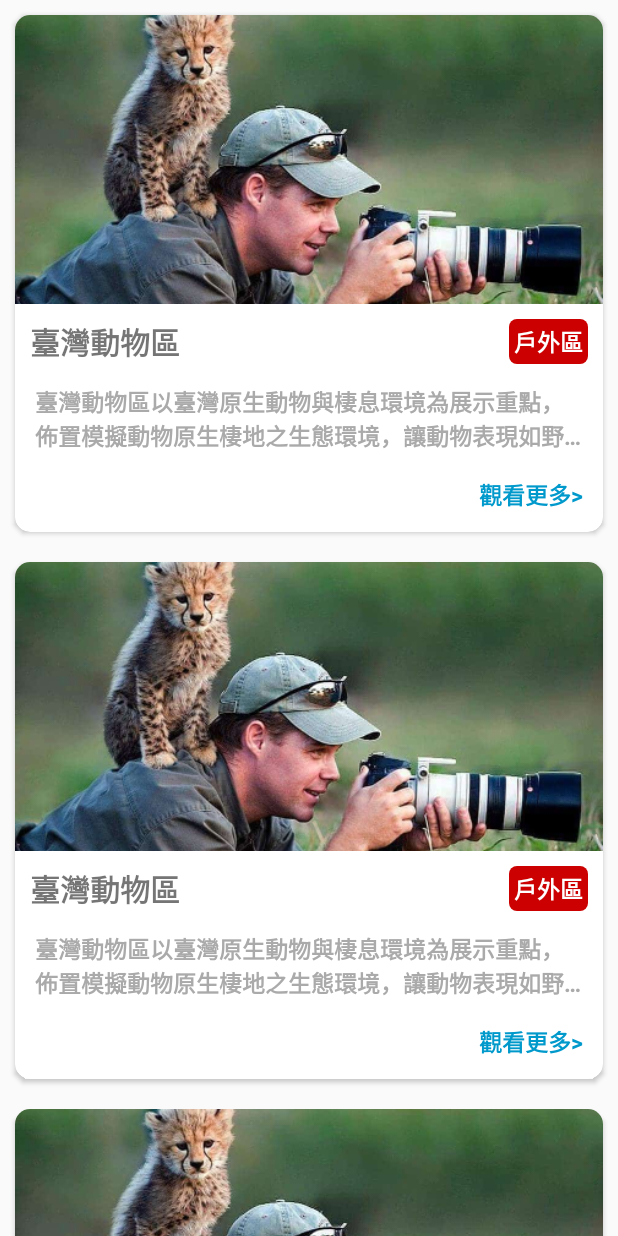
After one commit to lionlions/ZoosIntroduction, an Android app: the layout fragment_zoos_list.xml on its own in the app's theme, with its tools: preview values and no code run, on a phone screen of 412 x 824 dp. The commit adds this screen. Run offline under Robolectric (Android 15) with nearby library versions, the phone set to English and light mode, and no system bars.

Commit message:
Commit Change
Commit Change

```diff
--- a/app/build.gradle
+++ b/app/build.gradle
@@ -6,6 +6,10 @@ apply plugin: 'com.google.gms.google-services'
 android {
     compileSdkVersion 29
     buildToolsVersion "29.0.3"
+
+    buildFeatures {
+        dataBinding = true
+    }
 
     defaultConfig {
         applicationId "com.cindy.zoosintroduction"
--- a/app/src/main/java/com/cindy/zoosintroduction/model/ZoosModel.kt
+++ b/app/src/main/java/com/cindy/zoosintroduction/model/ZoosModel.kt
@@ -5,10 +5,10 @@ data class ZoosModel(
 )
 
 data class ZoosIntroduction(
-    var zoos_list: List<ZoosList>? = null
+    var zoos_list: List<Zoo>? = null
 )
 
-data class ZoosList(
+data class Zoo(
     var E_no: Int = -1,
     var E_Category: String? = null,
     var E_Name: String? = null,
--- a/app/src/main/java/com/cindy/zoosintroduction/view/HomeFragment.kt
+++ b/app/src/main/java/com/cindy/zoosintroduction/view/ZoosListFragment.kt
@@ -7,14 +7,14 @@ import android.view.ViewGroup
 import androidx.fragment.app.Fragment
 import com.cindy.zoosintroduction.R
 
-class HomeFragment : Fragment() {
+class ZoosListFragment : Fragment() {
 
     override fun onCreateView(
             inflater: LayoutInflater,
             container: ViewGroup?,
             savedInstanceState: Bundle?
     ): View? {
-        val root = inflater.inflate(R.layout.fragment_home, container, false)
+        val root = inflater.inflate(R.layout.fragment_zoos_list, container, false)
         return root
     }
 }
--- /dev/null
+++ b/app/src/main/res/drawable/bg_category.xml
@@ -0,0 +1,8 @@
+<?xml version="1.0" encoding="utf-8"?>
+<shape xmlns:android="http://schemas.android.com/apk/res/android"
+    android:shape="rectangle">
+
+    <corners android:radius="5dp"/>
+    <solid android:color="@android:color/holo_red_dark" />
+
+</shape>
--- /dev/null
+++ b/app/src/main/res/layout/fragment_zoos_list.xml
@@ -0,0 +1,31 @@
+<?xml version="1.0" encoding="utf-8"?>
+<layout xmlns:android="http://schemas.android.com/apk/res/android"
+    xmlns:app="http://schemas.android.com/apk/res-auto"
+    xmlns:tools="http://schemas.android.com/tools">
+
+    <data>
+        <variable
+            name="viewModel"
+            type="com.cindy.zoosintroduction.viewmodel.ZoosListViewModel" />
+
+        <variable
+            name="zoo"
+            type="com.cindy.zoosintroduction.model.Zoo" />
+    </data>
+
+    <androidx.constraintlayout.widget.ConstraintLayout
+        android:layout_width="match_parent"
+        android:layout_height="match_parent">
+
+        <androidx.recyclerview.widget.RecyclerView
+            android:id="@+id/vZoosList"
+            android:layout_width="match_parent"
+            android:layout_height="match_parent"
+            app:layout_constraintBottom_toBottomOf="parent"
+            app:layout_constraintEnd_toEndOf="parent"
+            app:layout_constraintStart_toStartOf="parent"
+            app:layout_constraintTop_toTopOf="parent"
+            tools:itemCount="10"
+            tools:listitem="@layout/widget_zoos_list_item" />
+    </androidx.constraintlayout.widget.ConstraintLayout>
+</layout>
--- /dev/null
+++ b/app/src/main/res/layout/widget_zoos_list_item.xml
@@ -0,0 +1,95 @@
+<?xml version="1.0" encoding="utf-8"?>
+<layout xmlns:android="http://schemas.android.com/apk/res/android"
+    xmlns:app="http://schemas.android.com/apk/res-auto"
+    xmlns:tools="http://schemas.android.com/tools">
+
+    <data>
+
+        <variable
+            name="viewModel"
+            type="com.cindy.zoosintroduction.viewmodel.ZoosListViewModel" />
+
+        <variable
+            name="zoo"
+            type="com.cindy.zoosintroduction.model.Zoo" />
+    </data>
+
+    <androidx.cardview.widget.CardView
+        android:id="@+id/vZoosList"
+        android:layout_width="match_parent"
+        android:layout_height="wrap_content"
+        android:layout_margin="10dp"
+        android:padding="10dp"
+        app:cardCornerRadius="10dp">
+
+        <androidx.constraintlayout.widget.ConstraintLayout
+            android:layout_width="match_parent"
+            android:layout_height="wrap_content">
+
+            <ImageView
+                android:id="@+id/vZooPic"
+                android:layout_width="match_parent"
+                android:layout_height="wrap_content"
+                android:scaleType="centerCrop"
+                android:src="@drawable/header_view1"
+                app:layout_constraintEnd_toEndOf="parent"
+                app:layout_constraintStart_toStartOf="parent"
+                app:layout_constraintTop_toTopOf="parent" />
+
+            <TextView
+                android:id="@+id/vZooName"
+                android:layout_width="wrap_content"
+                android:layout_height="wrap_content"
+                android:layout_margin="10dp"
+                android:text="臺灣動物區"
+                android:textSize="20dp"
+                android:textStyle="bold"
+                app:layout_constraintStart_toStartOf="parent"
+                app:layout_constraintTop_toBottomOf="@+id/vZooPic" />
+
+            <TextView
+                android:id="@+id/vZooCategory"
+                android:layout_width="wrap_content"
+                android:layout_height="wrap_content"
+                android:layout_margin="10dp"
+                android:background="@drawable/bg_category"
+                android:padding="3dp"
+                android:text="戶外區"
+                android:textColor="@android:color/white"
+                android:textSize="15dp"
+                android:textStyle="bold"
+                app:layout_constraintEnd_toEndOf="parent"
+                app:layout_constraintTop_toBottomOf="@+id/vZooPic" />
+
+            <TextView
+                android:id="@+id/vZooIntro"
+                android:layout_width="match_parent"
+                android:layout_height="wrap_content"
+                android:layout_margin="10dp"
+                android:ellipsize="end"
+                android:maxLines="2"
+                android:padding="3dp"
+                android:text="臺灣動物區以臺灣原生動物與棲息環境為展示重點，佈置模擬動物原生棲地之生態環境，讓動物表現如野外般自然的生活習性，引導觀賞者更正確地認識本土野生動物。臺灣位處於亞熱帶，雨量充沛、氣候溫暖，擁有各種地形景觀，因而孕育了豐富龐雜的生物資源。"
+                android:textColor="@android:color/darker_gray"
+                android:textSize="15dp"
+                android:textStyle="bold"
+                app:layout_constraintEnd_toEndOf="parent"
+                app:layout_constraintStart_toStartOf="parent"
+                app:layout_constraintTop_toBottomOf="@+id/vZooName" />
+
+            <TextView
+                android:id="@+id/vMore"
+                android:layout_width="wrap_content"
+                android:layout_height="wrap_content"
+                android:layout_margin="10dp"
+                android:padding="3dp"
+                android:text="觀看更多>"
+                android:textColor="@android:color/holo_blue_dark"
+                android:textSize="15dp"
+                android:textStyle="bold"
+                app:layout_constraintBottom_toBottomOf="parent"
+                app:layout_constraintEnd_toEndOf="parent"
+                app:layout_constraintTop_toBottomOf="@+id/vZooIntro" />
+        </androidx.constraintlayout.widget.ConstraintLayout>
+    </androidx.cardview.widget.CardView>
+</layout>
--- a/app/src/main/res/navigation/mobile_navigation.xml
+++ b/app/src/main/res/navigation/mobile_navigation.xml
@@ -7,9 +7,9 @@
 
     <fragment
         android:id="@+id/navigation_item_zoos_introduction"
-        android:name="com.cindy.zoosintroduction.view.HomeFragment"
+        android:name="com.cindy.zoosintroduction.view.ZoosListFragment"
         android:label="@string/navigation_item_zoos_introduction"
-        tools:layout="@layout/fragment_home" />
+        tools:layout="@layout/fragment_zoos_list" />
 
     <!--    <fragment-->
 <!--        android:id="@+id/nav_slideshow"-->
```
Also changed, not shown: app/src/main/java/com/cindy/zoosintroduction/api/ApiCallBack.kt (added, +8 -0 lines), app/src/main/java/com/cindy/zoosintroduction/api/ApiConfig.kt (added, +13 -0 lines), app/src/main/java/com/cindy/zoosintroduction/api/ApiController.kt (added, +74 -0 lines), app/src/main/java/com/cindy/zoosintroduction/api/ApiRepository.kt (added, +73 -0 lines), app/src/main/java/com/cindy/zoosintroduction/model/PlantsInfoModel.kt (added, +54 -0 lines), app/src/main/java/com/cindy/zoosintroduction/view/MainActivity.kt (+1 -49 lines), app/src/main/java/com/cindy/zoosintroduction/viewmodel/ViewModelFactory.kt (added, +24 -0 lines), app/src/main/java/com/cindy/zoosintroduction/viewmodel/ZoosListViewModel.kt (added, +95 -0 lines), app/src/main/res/layout/fragment_home.xml (deleted, +0 -22 lines).
